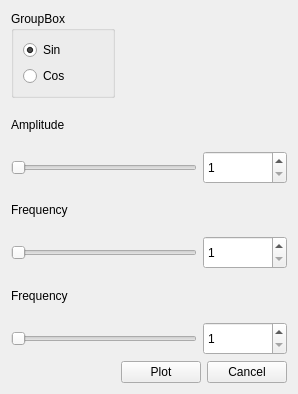
The window that ui/NewSignalDialog.ui (Arraiz/python-signals) describes before a commit, drawn with Qt 5.
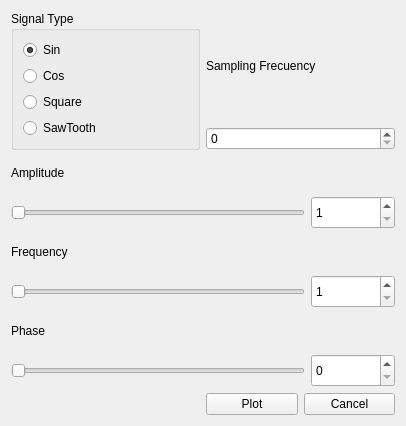
The same window after the commit.

The edit to the form file:
```diff
--- a/ui/NewSignalDialog.ui
+++ b/ui/NewSignalDialog.ui
@@ -6,21 +6,39 @@
    <rect>
     <x>0</x>
     <y>0</y>
-    <width>298</width>
-    <height>394</height>
+    <width>406</width>
+    <height>426</height>
    </rect>
   </property>
   <property name="windowTitle">
    <string>Form</string>
   </property>
   <layout class="QGridLayout" name="gridLayout">
-   <item row="0" column="0">
-    <widget class="QGroupBox" name="groupBox">
-     <property name="title">
-      <string>GroupBox</string>
-     </property>
-     <layout class="QHBoxLayout" name="horizontalLayout_5">
-      <item>
+   <item row="4" column="1">
+    <layout class="QHBoxLayout" name="horizontalLayout_4">
+     <item>
+      <widget class="QPushButton" name="pushButtonPlot">
+       <property name="text">
+        <string>Plot</string>
+       </property>
+      </widget>
+     </item>
+     <item>
+      <widget class="QPushButton" name="pushButtonCancel">
+       <property name="text">
+        <string>Cancel</string>
+       </property>
+      </widget>
+     </item>
+    </layout>
+   </item>
+   <item row="0" column="0" colspan="2">
+    <layout class="QHBoxLayout" name="horizontalLayout_6">
+     <item>
+      <widget class="QGroupBox" name="groupBox">
+       <property name="title">
+        <string>Signal Type</string>
+       </property>
        <layout class="QVBoxLayout" name="verticalLayout_4">
         <item>
          <widget class="QRadioButton" name="radioButtonSin">
@@ -39,54 +57,36 @@
           </property>
          </widget>
         </item>
+        <item>
+         <widget class="QRadioButton" name="radioButtonSquare">
+          <property name="text">
+           <string>Square</string>
+          </property>
+         </widget>
+        </item>
+        <item>
+         <widget class="QRadioButton" name="radioButtonSawTooth">
+          <property name="text">
+           <string>SawTooth</string>
+          </property>
+         </widget>
+        </item>
        </layout>
-      </item>
-     </layout>
-    </widget>
-   </item>
-   <item row="3" column="0" colspan="2">
-    <layout class="QVBoxLayout" name="verticalLayout_3">
-     <item>
-      <widget class="QLabel" name="PhaseLabel">
-       <property name="text">
-        <string>Frequency</string>
-       </property>
       </widget>
      </item>
      <item>
-      <layout class="QHBoxLayout" name="horizontalLayout_3">
+      <layout class="QVBoxLayout" name="verticalLayout_5">
        <item>
-        <widget class="QSlider" name="horizontalSliderPhase">
-         <property name="minimum">
-          <number>1</number>
-         </property>
-         <property name="maximum">
-          <number>10</number>
-         </property>
-         <property name="orientation">
-          <enum>Qt::Horizontal</enum>
+        <widget class="QLabel" name="label">
+         <property name="text">
+          <string>Sampling Frecuency</string>
          </property>
         </widget>
        </item>
        <item>
-        <widget class="QSpinBox" name="spinBoxPhase">
-         <property name="minimumSize">
-          <size>
-           <width>84</width>
-           <height>0</height>
-          </size>
-         </property>
-         <property name="maximumSize">
-          <size>
-           <width>57</width>
-           <height>33</height>
-          </size>
-         </property>
-         <property name="minimum">
-          <number>1</number>
-         </property>
+        <widget class="QSpinBox" name="spinBoxFs">
          <property name="maximum">
-          <number>10</number>
+          <number>65535</number>
          </property>
         </widget>
        </item>
@@ -94,24 +94,6 @@
      </item>
     </layout>
    </item>
-   <item row="4" column="1">
-    <layout class="QHBoxLayout" name="horizontalLayout_4">
-     <item>
-      <widget class="QPushButton" name="pushButtonPlot">
-       <property name="text">
-        <string>Plot</string>
-       </property>
-      </widget>
-     </item>
-     <item>
-      <widget class="QPushButton" name="pushButtonCancel">
-       <property name="text">
-        <string>Cancel</string>
-       </property>
-      </widget>
-     </item>
-    </layout>
-   </item>
    <item row="1" column="0" colspan="2">
     <layout class="QVBoxLayout" name="verticalLayout">
      <item>
@@ -179,7 +161,7 @@
           <number>1</number>
          </property>
          <property name="maximum">
-          <number>10</number>
+          <number>3000</number>
          </property>
          <property name="orientation">
           <enum>Qt::Horizontal</enum>
@@ -204,7 +186,7 @@
           <number>1</number>
          </property>
          <property name="maximum">
-          <number>10</number>
+          <number>3000</number>
          </property>
         </widget>
        </item>
@@ -212,31 +194,55 @@
      </item>
     </layout>
    </item>
-   <item row="0" column="1">
-    <spacer name="horizontalSpacer">
-     <property name="orientation">
-      <enum>Qt::Horizontal</enum>
-     </property>
-     <property name="sizeHint" stdset="0">
-      <size>
-       <width>40</width>
-       <height>20</height>
-      </size>
-     </property>
-    </spacer>
-   </item>
-   <item row="4" column="0">
-    <spacer name="horizontalSpacer_2">
-     <property name="orientation">
-      <enum>Qt::Horizontal</enum>
-     </property>
-     <property name="sizeHint" stdset="0">
-      <size>
-       <width>40</width>
-       <height>20</height>
-      </size>
-     </property>
-    </spacer>
+   <item row="3" column="0" colspan="2">
+    <layout class="QVBoxLayout" name="verticalLayout_3">
+     <item>
+      <widget class="QLabel" name="PhaseLabel">
+       <property name="text">
+        <string>Phase</string>
+       </property>
+      </widget>
+     </item>
+     <item>
+      <layout class="QHBoxLayout" name="horizontalLayout_3">
+       <item>
+        <widget class="QSlider" name="horizontalSliderPhase">
+         <property name="minimum">
+          <number>0</number>
+         </property>
+         <property name="maximum">
+          <number>2</number>
+         </property>
+         <property name="orientation">
+          <enum>Qt::Horizontal</enum>
+         </property>
+        </widget>
+       </item>
+       <item>
+        <widget class="QSpinBox" name="spinBoxPhase">
+         <property name="minimumSize">
+          <size>
+           <width>84</width>
+           <height>0</height>
+          </size>
+         </property>
+         <property name="maximumSize">
+          <size>
+           <width>57</width>
+           <height>33</height>
+          </size>
+         </property>
+         <property name="minimum">
+          <number>0</number>
+         </property>
+         <property name="maximum">
+          <number>2</number>
+         </property>
+        </widget>
+       </item>
+      </layout>
+     </item>
+    </layout>
    </item>
   </layout>
  </widget>
```
Left out of the diff: 140 changed lines with no effect on the pictures.
